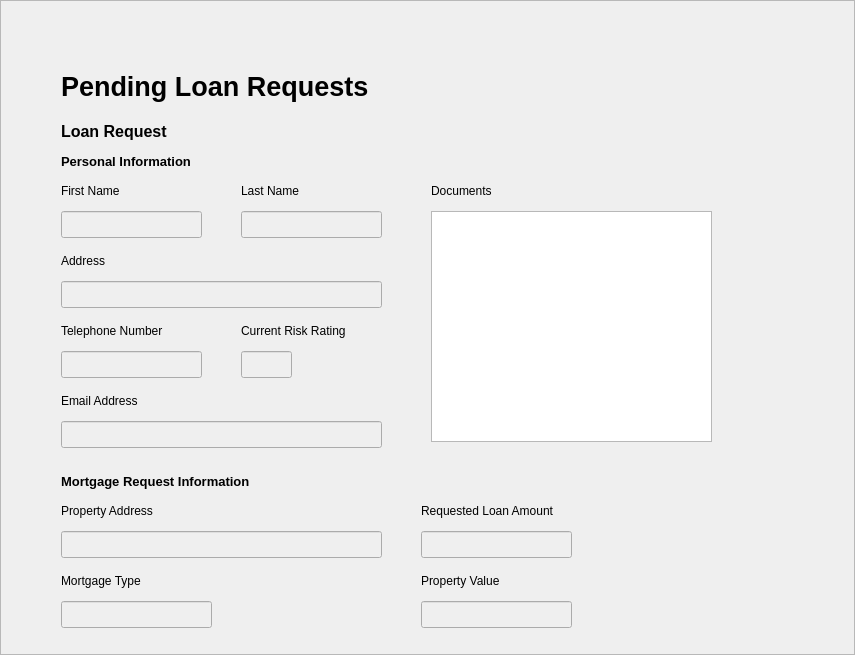
Jumba/decentralized-mortgage-market, file ui/mainwindow.ui: the form before one commit.
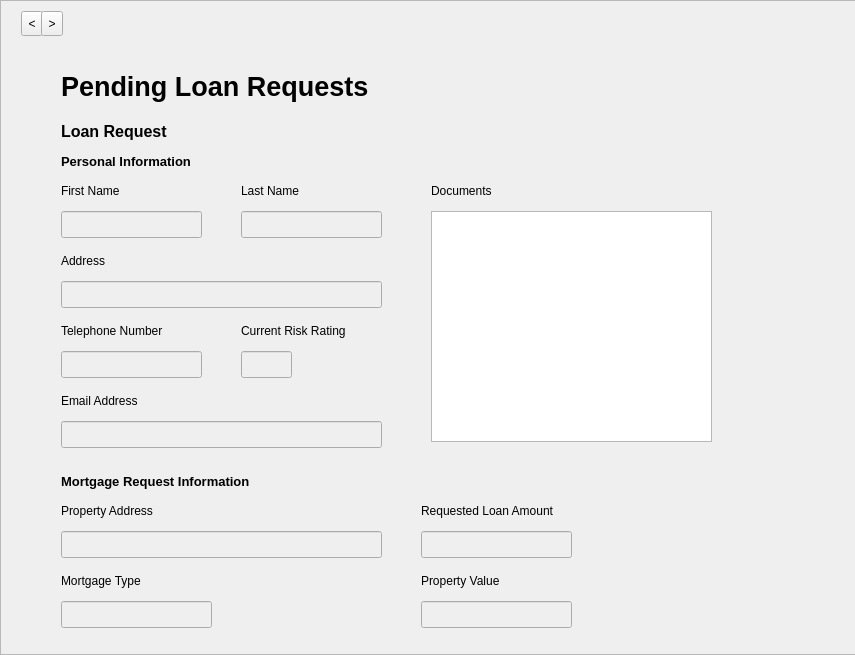
The form after the commit. The open tabs and pages were chosen to show the change.

Commit message: Added navigation buttons to the screen stack.

What changed in the file:
```diff
--- a/ui/mainwindow.ui
+++ b/ui/mainwindow.ui
@@ -1327,7 +1327,7 @@
      <rect>
       <x>0</x>
       <y>0</y>
-      <width>855</width>
+      <width>871</width>
       <height>655</height>
      </rect>
     </property>
@@ -1339,7 +1339,7 @@
       <rect>
        <x>0</x>
        <y>0</y>
-       <width>853</width>
+       <width>869</width>
        <height>653</height>
       </rect>
      </property>
@@ -1934,6 +1934,32 @@
        </rect>
       </property>
      </widget>
+     <widget class="QToolButton" name="prev_6">
+      <property name="geometry">
+       <rect>
+        <x>20</x>
+        <y>10</y>
+        <width>22</width>
+        <height>25</height>
+       </rect>
+      </property>
+      <property name="text">
+       <string>&lt;</string>
+      </property>
+     </widget>
+     <widget class="QToolButton" name="next_6">
+      <property name="geometry">
+       <rect>
+        <x>40</x>
+        <y>10</y>
+        <width>22</width>
+        <height>25</height>
+       </rect>
+      </property>
+      <property name="text">
+       <string>&gt;</string>
+      </property>
+     </widget>
     </widget>
    </widget>
   </widget>
```
Left out of the diff: 269 changed lines with no effect on the pictures. The commit also changes 5 other files.
